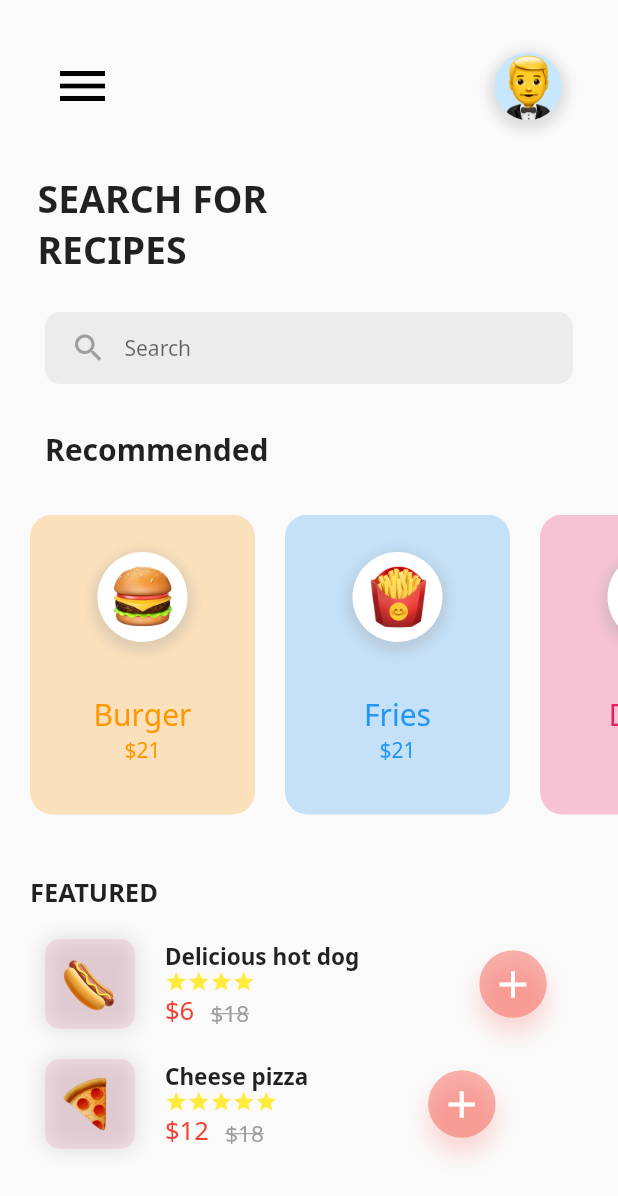
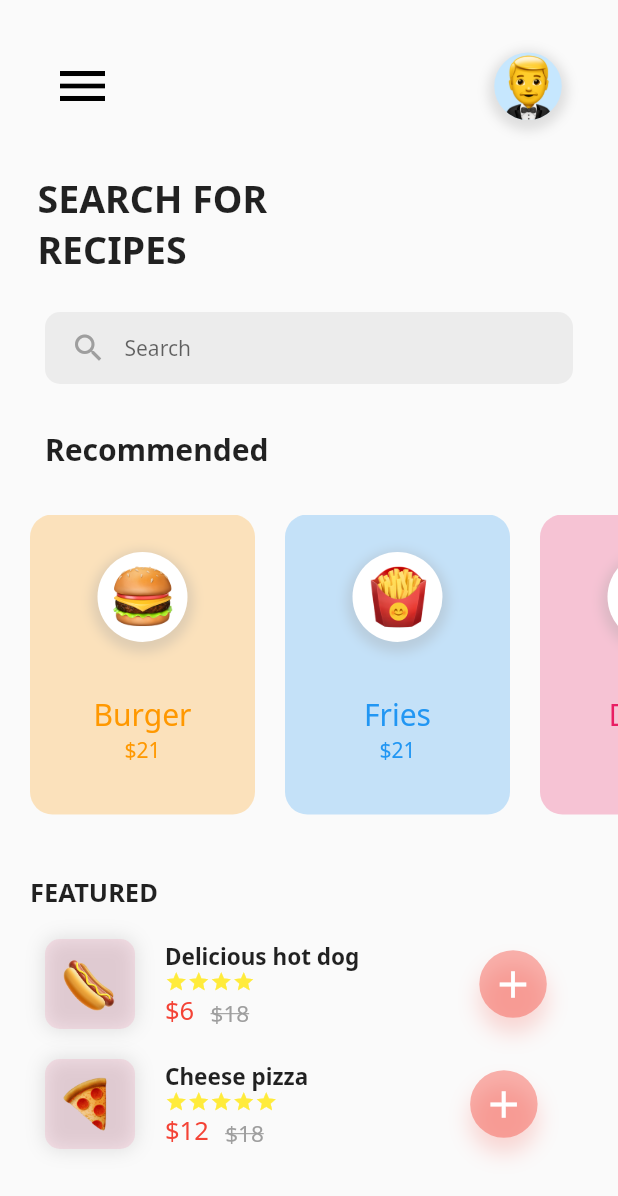
Before and after one commit to spaceman1412/emoji-app, a Flutter app: the screen it shows after launch, on a phone screen of 412 x 824 dp. Shown: the top 1196 px of the screen. Run offline on Flutter 3.47's test engine with Material 2 defaults, Android fonts, the light colour scheme and no system bars; our stand-ins replace google_fonts.

Commit message:
Fix padding

```diff
--- a/lib/screens/home_screen.dart
+++ b/lib/screens/home_screen.dart
@@ -50,9 +50,9 @@ class HomeScreen extends StatelessWidget {
                 ),
               ),
               CustomListtile('assets/images/hotdog.png', 'Delicious hot dog', 4,
-                  '6', '18'),
-              CustomListtile(
-                  'assets/images/pizza.png', 'Cheese pizza', 5, '12', '18'),
+                  '6', '18', 80),
+              CustomListtile('assets/images/pizza.png', 'Cheese pizza', 5, '12',
+                  '18', 108),
             ],
           ),
         ),
--- a/lib/widgets/listtile.dart
+++ b/lib/widgets/listtile.dart
@@ -6,9 +6,10 @@ class CustomListtile extends StatelessWidget {
   final int starCount;
   final finalPrice;
   final firstPrice;
+  final double paddingLength;
 
   CustomListtile(this.imagePath, this.nameItem, this.starCount, this.finalPrice,
-      this.firstPrice);
+      this.firstPrice, this.paddingLength);
 
   @override
   Widget build(BuildContext context) {
@@ -83,7 +84,7 @@ class CustomListtile extends StatelessWidget {
             ),
           ),
           Padding(
-            padding: const EdgeInsets.only(left: 80),
+            padding: EdgeInsets.only(left: paddingLength),
             child: Container(
                 width: 45,
                 height: 45,
```
